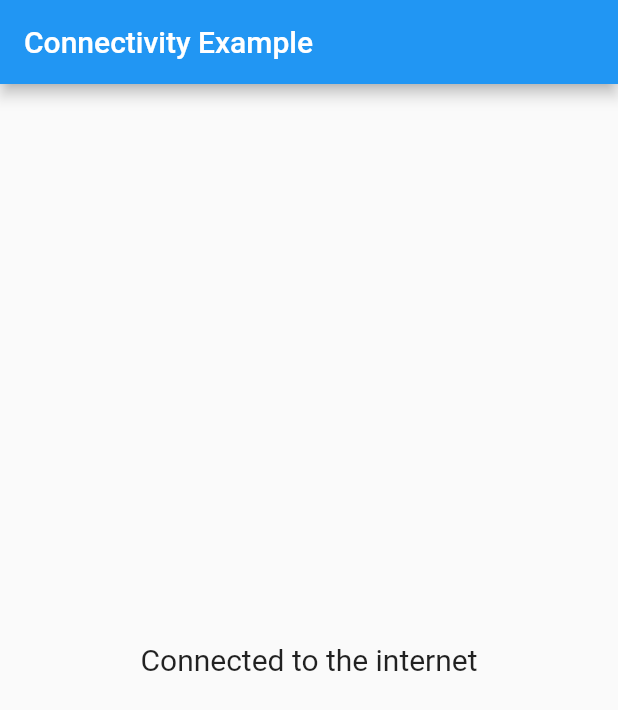
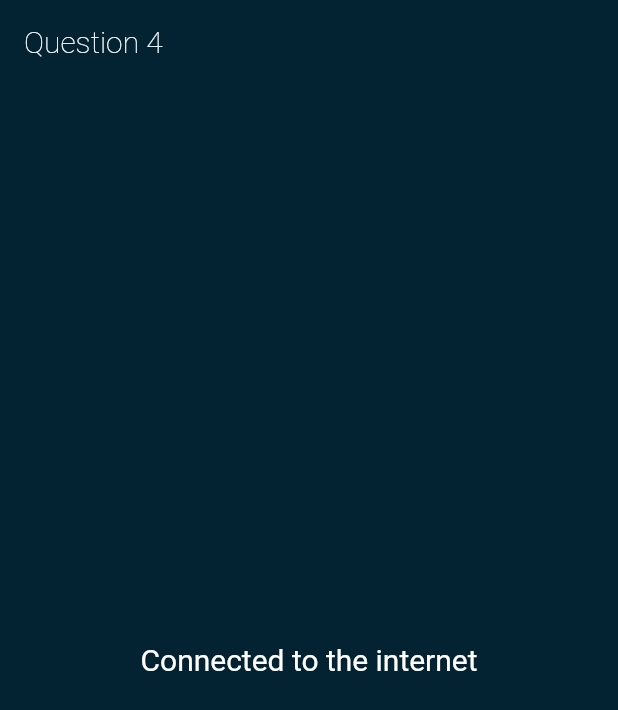
Before and after one commit to excellenceAndQuality/littlefish_assessment, a Flutter app: the screen it shows after launch, on a phone screen of 412 x 824 dp. Shown: the top 710 px of the screen. Run offline on Flutter 3.47's test engine with Material 2 defaults, Android fonts, the phone set to English and light mode, and no system bars; missing offline and left inert: connectivity_plugin; statements that could not run were skipped.

```diff
--- a/lib/main.dart
+++ b/lib/main.dart
@@ -1,67 +1,22 @@
-import 'dart:async';
-
 import 'package:flutter/material.dart';
-import 'package:connectivity_plugin/connectivity_plugin.dart';
+import 'pages/home_page.dart';
 
 void main() {
-  runApp(MyApp());
+  runApp(const MyApp());
 }
 
 class MyApp extends StatelessWidget {
+  const MyApp({super.key});
+
   @override
   Widget build(BuildContext context) {
     return MaterialApp(
-      home: ConnectivityExampleScreen(),
+      title: 'Littlefish Assessment',
+      debugShowCheckedModeBanner: false,
+      theme: ThemeData(
+        primarySwatch: Colors.blue,
+      ),
+      home: const HomePage(),
     );
   }
 }
-
-class ConnectivityExampleScreen extends StatefulWidget {
-  @override
-  _ConnectivityExampleScreenState createState() => _ConnectivityExampleScreenState();
-}
-
-class _ConnectivityExampleScreenState extends State<ConnectivityExampleScreen> {
-  bool _isConnected = true; // Default assumption: connected to the internet
-  late StreamSubscription<bool> _connectivitySubscription;
-
-  @override
-  void initState() {
-    super.initState();
-    // Check current connectivity status
-    ConnectivityPlugin.isConnected().then((isConnected) {
-      setState(() {
-        _isConnected = isConnected;
-      });
-    });
-
-    // Listen to connectivity changes
-    _connectivitySubscription = ConnectivityPlugin.onConnectivityChanged.listen((isConnected) {
-      setState(() {
-        _isConnected = isConnected;
-      });
-    });
-  }
-
-  @override
-  void dispose() {
-    // Cancel the subscription to avoid memory leaks
-    _connectivitySubscription.cancel();
-    super.dispose();
-  }
-
-  @override
-  Widget build(BuildContext context) {
-    return Scaffold(
-      appBar: AppBar(
-        title: Text('Connectivity Example'),
-      ),
-      body: Center(
-        child: Text(
-          _isConnected ? 'Connected to the internet' : 'No internet connection',
-          style: TextStyle(fontSize: 20),
-        ),
-      ),
-    );
-  }
-}
```
